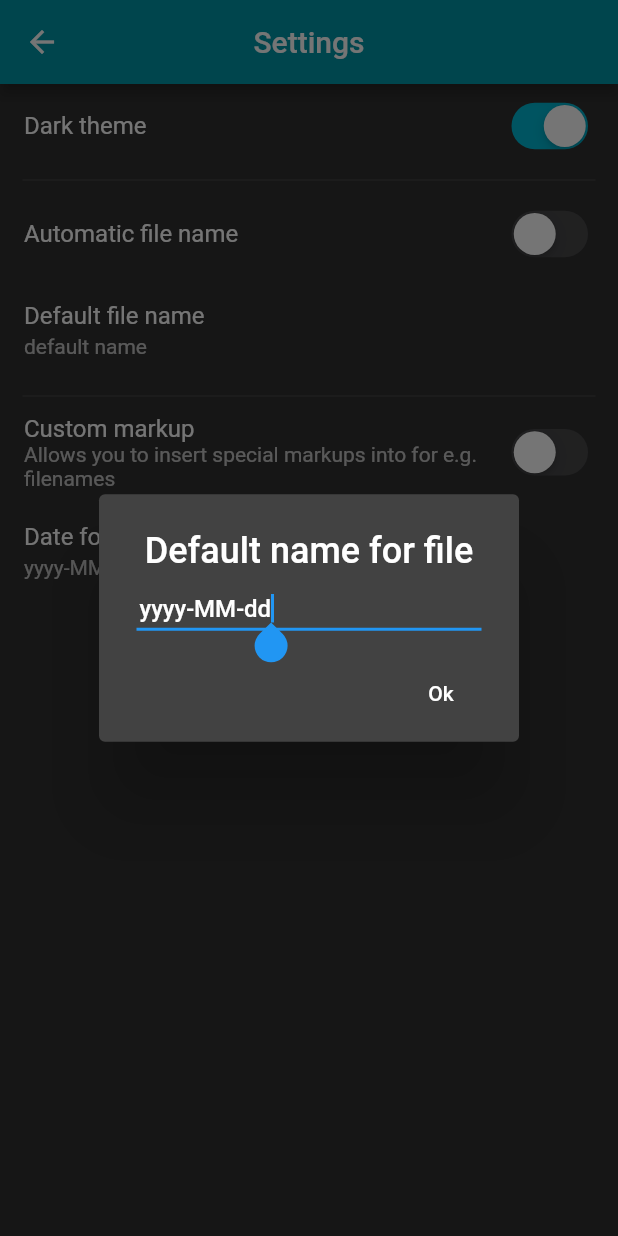
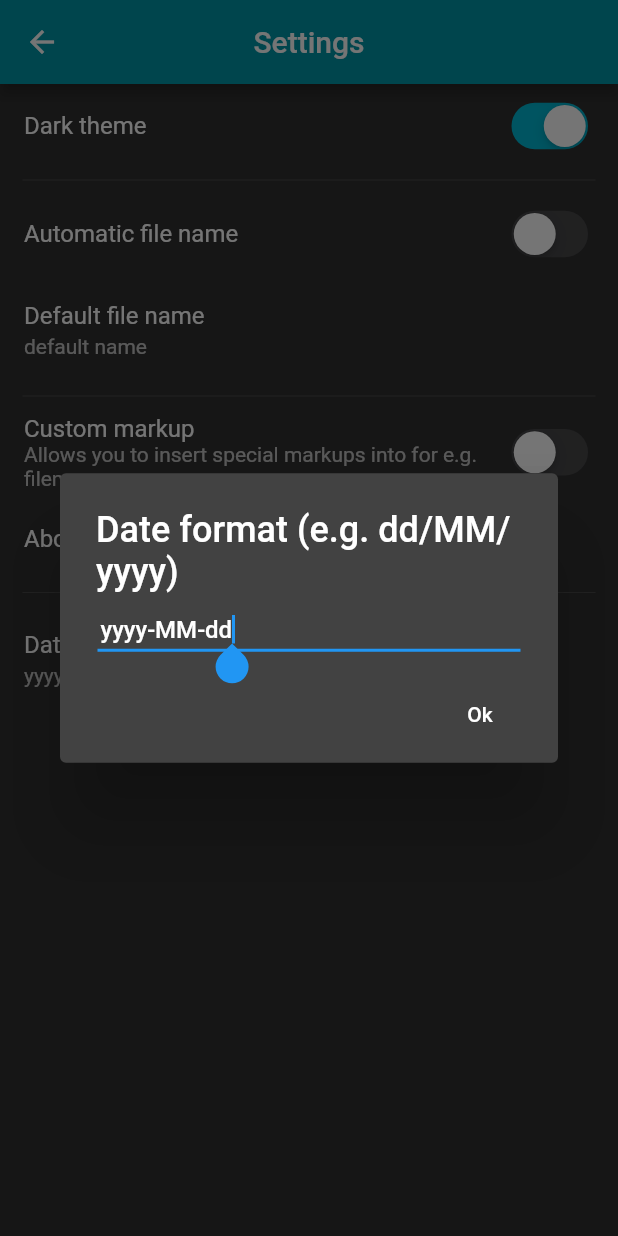
Before and after one commit to jaanonim/Homework, a Flutter app: the Settings screen opened by its route, after a tap on "Date format", on a phone screen of 412 x 824 dp. Run offline on Flutter 3.47's test engine with Material 2 defaults, Android fonts, the light colour scheme and no system bars; our stand-ins replace image_picker, pdf, share; missing offline and left inert: drag_and_drop_gridview; Roboto replaces fonts that are missing (Hind).

Commit message:
custom markup implementation

```diff
--- /dev/null
+++ b/lib/models/custom_markups.dart
@@ -0,0 +1,5 @@
+import 'package:homework/models/settings_data.dart';
+
+String useMarkups(String string, SettingsData data){
+  return string.replaceAll(RegExp(r'##date##'), data.getDateFormat.format(DateTime.now()));
+}
--- a/lib/models/settings_data.dart
+++ b/lib/models/settings_data.dart
@@ -1,6 +1,7 @@
 import 'package:flutter/foundation.dart';
 import 'package:homework/services/file_service.dart';
 import 'package:flutter/material.dart';
+import 'package:intl/intl.dart';
 
 class SettingsData with ChangeNotifier {
   SettingsData(bool readFormFile,
@@ -70,6 +71,7 @@ class SettingsData with ChangeNotifier {
     _dateFormat = dateFormat;
     saveAndRefresh();
   }
+  DateFormat get getDateFormat => DateFormat(_dateFormat);
 
   void saveAndRefresh() {
     writeSettings(this);
--- a/lib/screens/home/home.dart
+++ b/lib/screens/home/home.dart
@@ -7,6 +7,7 @@ import 'package:homework/screens/home/components/body.dart';
 import 'package:homework/screens/home/components/hierarchy_element.dart';
 import 'package:provider/provider.dart';
 import 'package:homework/models/settings_data.dart';
+import 'package:homework/models/custom_markups.dart';
 
 class Home extends StatelessWidget {
   final controller = TextEditingController();
@@ -41,7 +42,7 @@ class Home extends StatelessWidget {
             controller.text = data.defaultFileName;
           }
           inputPopup(context, "Create new homework:", "Create", controller, () {
-            HomeworkItem item = hierarchy.createFile(controller.text);
+            HomeworkItem item = hierarchy.createFile(data.customMarkup ? useMarkups(controller.text, data) : controller.text);
             Navigator.pushNamed(context, "/editHomework",
                 arguments: {"homeworkItem": item});
           });
--- a/lib/screens/settings/settings.dart
+++ b/lib/screens/settings/settings.dart
@@ -2,9 +2,9 @@ import 'package:flutter/material.dart';
 import 'package:homework/models/settings_data.dart';
 import 'package:provider/provider.dart';
 import 'package:homework/components/inputPopup.dart';
+import 'package:homework/components/infoPopup.dart';
 import 'package:homework/screens/settings/components/switch_setting.dart';
 import 'package:homework/screens/settings/components/clickable_setting.dart';
-import 'package:intl/intl.dart';
 
 class Settings extends StatelessWidget {
   @override
@@ -13,7 +13,7 @@ class Settings extends StatelessWidget {
 
     return Scaffold(
         appBar: AppBar(
-          title: Text("Settings"),
+          title: Text('Settings'),
           centerTitle: true,
         ),
         body: ListView(
@@ -39,7 +39,7 @@ class Settings extends StatelessWidget {
               onClick: () {
                 final controller = TextEditingController();
                 controller.text = data.defaultFileName;
-                inputPopup(context, "Default name for file", "Ok", controller,
+                inputPopup(context, 'Default name for file', 'Ok', controller,
                     () {
                   data.defaultFileName = controller.text;
                 });
@@ -49,19 +49,26 @@ class Settings extends StatelessWidget {
             SwitchSetting(
               title: 'Custom markup',
               subtitle:
-                  'Allows you to insert special markups into for e.g. filenames',
+                  'Allows you to insert special markups into for e.g. filenames.',
               value: data.customMarkup,
               switchValue: (bool value) {
-                data.customMarkup=value;
+                data.customMarkup = value;
               },
             ),
+            ClickableSetting(
+                title: 'About custom markup',
+                onClick: () {
+                  infoPopup(context, 'About markups', 'In for e.g. filenames you can use custom markups like: "##date##" to add in this place current date.', 'Ok');
+                }),
+            Divider(),
             ClickableSetting(
               title: 'Date format',
               subtitle: data.dateFormat,
               onClick: () {
                 final controller = TextEditingController();
                 controller.text = data.dateFormat;
-                inputPopup(context, "Default name for file", "Ok", controller,
+                inputPopup(
+                    context, 'Date format (e.g. dd/MM/yyyy)', 'Ok', controller,
                     () {
                   data.dateFormat = controller.text;
                 });
```
Also changed, not shown: lib/components/infoPopup.dart (added, +27 -0 lines).
